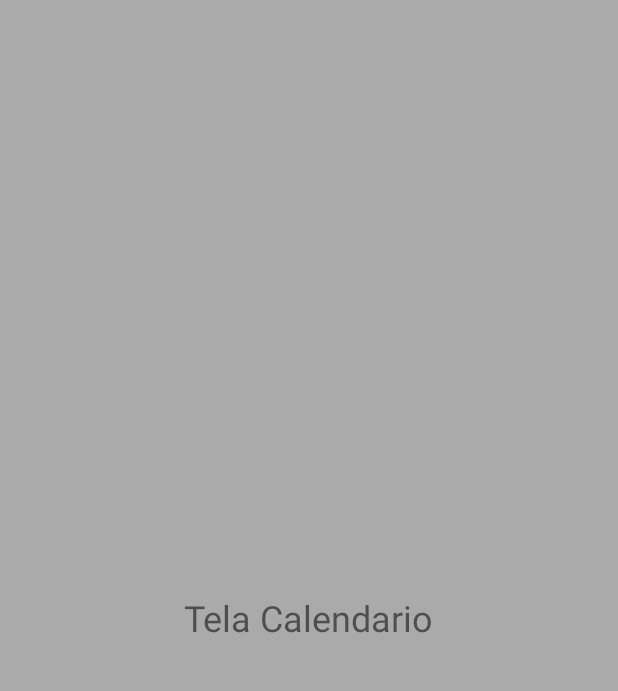
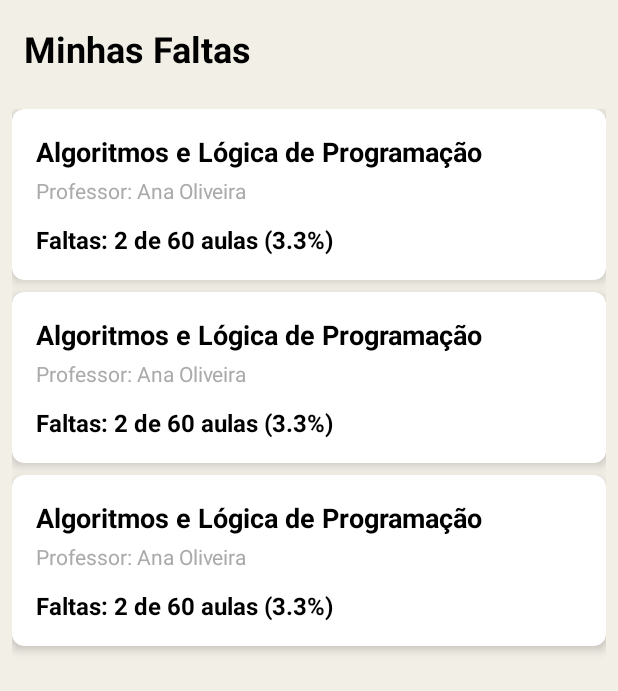
Before and after one commit to danielpr-lima/app-siga, an Android app: the layout fragment_faltas.xml on its own in the app's theme, with its tools: preview values and no code run, on a phone screen of 412 x 824 dp. Shown: the top 691 px of the screen. Run offline under Robolectric (Android 15) with nearby library versions, the phone set to English and light mode, and no system bars.

Commit message:
feat: Implementação e integração das funcionalidades de Notas e Faltas

```diff
--- a/app/src/main/java/br/com/alura/orgs/fragments/NotasFragment.kt
+++ b/app/src/main/java/br/com/alura/orgs/fragments/NotasFragment.kt
@@ -1,5 +1,3 @@
-// File: app/src/main/java/br.com.alura.orgs.fragments/NotasFragment.kt
-
 package br.com.alura.orgs.fragments
 
 import android.content.Context
@@ -16,7 +14,7 @@ import androidx.recyclerview.widget.LinearLayoutManager
 import androidx.recyclerview.widget.RecyclerView
 import br.com.alura.orgs.R
 import br.com.alura.orgs.adapter.NotasAdapter
-import br.com.alura.orgs.api.RetrofitInitializer // Importe seu RetrofitInitializer
+import br.com.alura.orgs.api.RetrofitInitializer
 import kotlinx.coroutines.launch
 
 class NotasFragment : Fragment() {
--- a/app/src/main/res/layout/fragment_faltas.xml
+++ b/app/src/main/res/layout/fragment_faltas.xml
@@ -1,12 +1,46 @@
-<FrameLayout xmlns:android="http://schemas.android.com/apk/res/android"
+<?xml version="1.0" encoding="utf-8"?>
+<androidx.constraintlayout.widget.ConstraintLayout xmlns:android="http://schemas.android.com/apk/res/android"
+    xmlns:app="http://schemas.android.com/apk/res-auto"
+    xmlns:tools="http://schemas.android.com/tools"
     android:layout_width="match_parent"
     android:layout_height="match_parent"
-    android:background="@color/medium_gray">
+    tools:context=".fragments.FaltasFragment"
+    android:background="#F2EFE7">
 
     <TextView
-        android:layout_gravity="center"
+        android:id="@+id/faltas_titulo"
+        android:layout_width="0dp"
+        android:layout_height="wrap_content"
+        android:text="Minhas Faltas"
+        android:textSize="24sp"
+        android:textStyle="bold"
+        android:padding="16dp"
+        android:textColor="@color/black"
+        app:layout_constraintTop_toTopOf="parent"
+        app:layout_constraintStart_toStartOf="parent"
+        app:layout_constraintEnd_toEndOf="parent" />
+
+    <androidx.recyclerview.widget.RecyclerView
+        android:id="@+id/faltas_recyclerview"
+        android:layout_width="0dp"
+        android:layout_height="0dp"
+        app:layout_constraintTop_toBottomOf="@id/faltas_titulo"
+        app:layout_constraintBottom_toBottomOf="parent"
+        app:layout_constraintStart_toStartOf="parent"
+        app:layout_constraintEnd_toEndOf="parent"
+        app:layout_constraintVertical_bias="0.0"
+        app:layout_constraintHorizontal_bias="0.0"
+        android:padding="8dp"
+        tools:listitem="@layout/item_materia_falta" />
+
+    <ProgressBar
+        android:id="@+id/faltas_progress_bar"
         android:layout_width="wrap_content"
         android:layout_height="wrap_content"
-        android:text="Tela Calendario"
-        android:textSize="24sp"/>
-</FrameLayout>
+        android:visibility="gone"
+        app:layout_constraintStart_toStartOf="parent"
+        app:layout_constraintEnd_toEndOf="parent"
+        app:layout_constraintTop_toTopOf="parent"
+        app:layout_constraintBottom_toBottomOf="parent" />
+
+</androidx.constraintlayout.widget.ConstraintLayout>
--- /dev/null
+++ b/app/src/main/res/layout/item_materia_falta.xml
@@ -0,0 +1,55 @@
+<?xml version="1.0" encoding="utf-8"?>
+<androidx.cardview.widget.CardView xmlns:android="http://schemas.android.com/apk/res/android"
+    xmlns:app="http://schemas.android.com/apk/res-auto"
+    xmlns:tools="http://schemas.android.com/tools"
+    android:layout_width="match_parent"
+    android:layout_height="wrap_content"
+    android:layout_marginBottom="8dp"
+    app:cardCornerRadius="8dp"
+    app:cardElevation="4dp">
+
+    <androidx.constraintlayout.widget.ConstraintLayout
+        android:layout_width="match_parent"
+        android:layout_height="wrap_content"
+        android:padding="16dp">
+
+        <TextView
+            android:id="@+id/item_materia_nome_falta"
+            android:layout_width="0dp"
+            android:layout_height="wrap_content"
+            android:textStyle="bold"
+            android:textSize="18sp"
+            android:textColor="@color/black"
+            app:layout_constraintTop_toTopOf="parent"
+            app:layout_constraintStart_toStartOf="parent"
+            app:layout_constraintEnd_toEndOf="parent"
+            tools:text="Algoritmos e Lógica de Programação" />
+
+        <TextView
+            android:id="@+id/item_materia_professor_falta"
+            android:layout_width="0dp"
+            android:layout_height="wrap_content"
+            android:textSize="14sp"
+            android:layout_marginTop="4dp"
+            android:textColor="@android:color/darker_gray"
+            app:layout_constraintTop_toBottomOf="@id/item_materia_nome_falta"
+            app:layout_constraintStart_toStartOf="parent"
+            app:layout_constraintEnd_toEndOf="parent"
+            tools:text="Professor: Ana Oliveira" />
+
+        <TextView
+            android:id="@+id/item_materia_faltas_detalhe"
+            android:layout_width="0dp"
+            android:layout_height="wrap_content"
+            android:textSize="16sp"
+            android:textStyle="bold"
+            android:layout_marginTop="12dp"
+            android:textColor="@color/black"
+            app:layout_constraintTop_toBottomOf="@id/item_materia_professor_falta"
+            app:layout_constraintStart_toStartOf="parent"
+            app:layout_constraintEnd_toEndOf="parent"
+            tools:text="Faltas: 2 de 60 aulas (3.3%)" />
+
+    </androidx.constraintlayout.widget.ConstraintLayout>
+
+</androidx.cardview.widget.CardView>
```
Also changed, not shown: app/src/main/java/br/com/alura/orgs/adapter/FaltasAdapter.kt (added, +52 -0 lines), app/src/main/java/br/com/alura/orgs/adapter/NotasAdapter.kt (+26 -7 lines), app/src/main/java/br/com/alura/orgs/fragments/FaltasFragment.kt (+71 -3 lines), app/src/main/res/layout/item_materia_nota.xml (+7 -5 lines).
